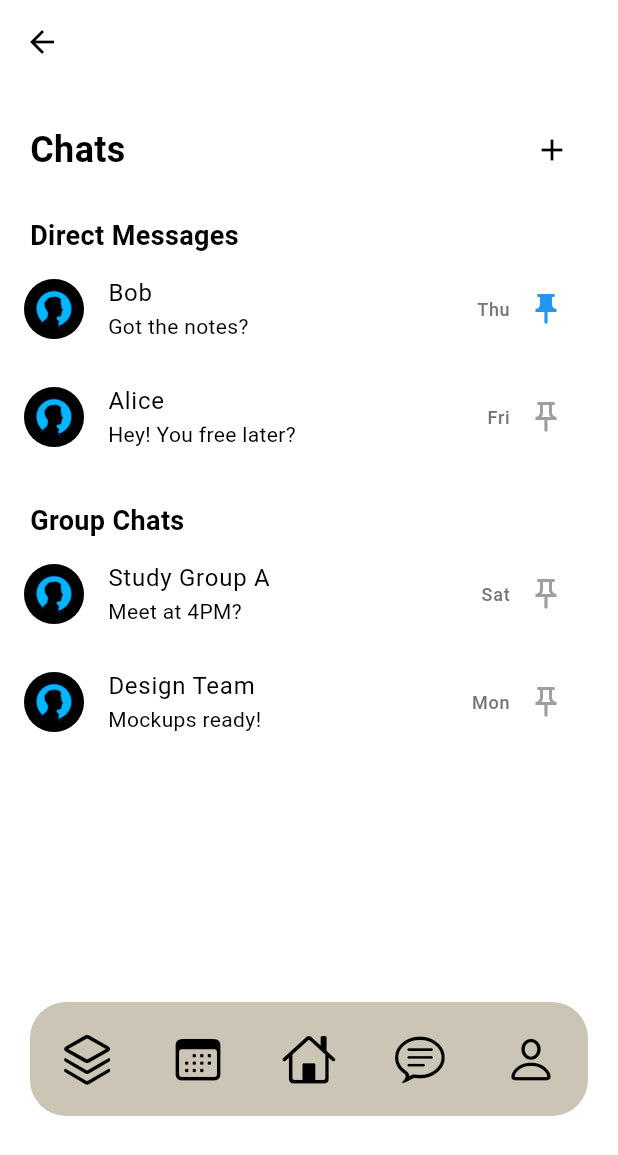
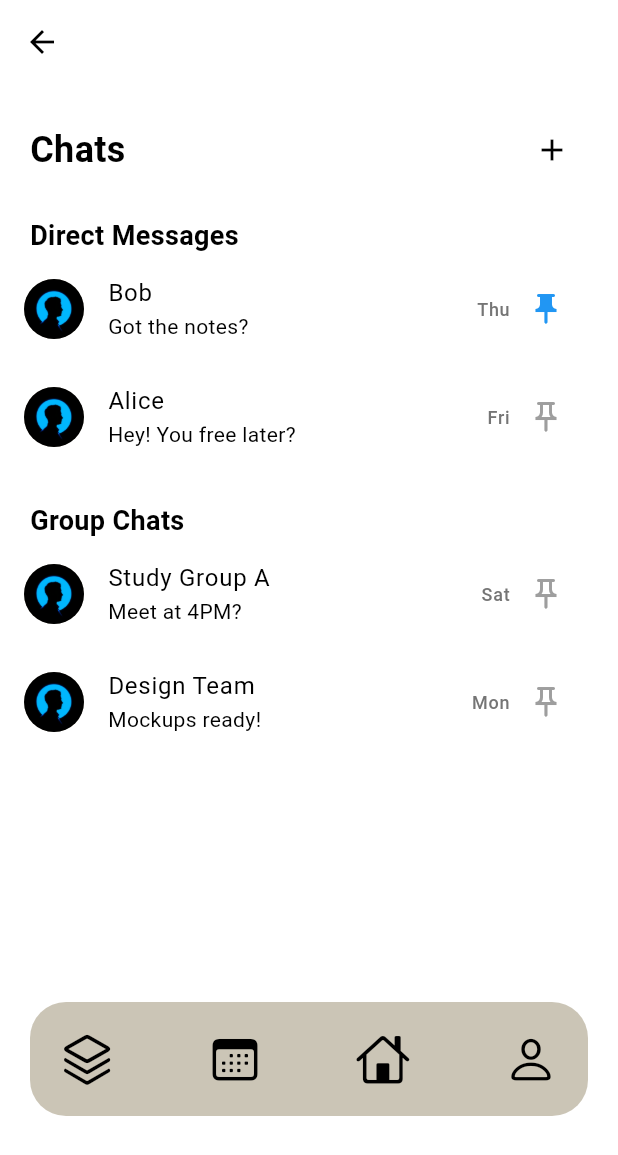
Before and after one commit to studbudz/studbudz, a Flutter app: the ChatPage screen opened directly, on a phone screen of 412 x 824 dp. Shown: the top 1155 px of the screen. Run offline on Flutter 3.47's test engine with Material 3 defaults, Android fonts, the phone set to English and light mode, and no system bars; our stand-ins replace awesome_notifications, flutter_map, flutter_secure_storage, image_picker, video_player; missing offline and left inert: bip39; accounts and stored records are empty; network calls fail; statements that could not run were skipped; project files that could hold a hidden picture were left out.

```diff
--- a/server/lib/queries.json
+++ b/server/lib/queries.json
@@ -17,5 +17,6 @@
     "isFollowing": "SELECT 1 FROM follower WHERE user_id = ? AND follower_id = ?",
     "getUserById": "SELECT user_id, username, user_bio, account_type, user_avatar, user_private, joined_at, (SELECT COUNT(*) FROM follower WHERE user_id = ?) AS followers_count FROM user WHERE user_id = ?",
     "getUserPosts": "SELECT CASE WHEN p.event_id IS NOT NULL THEN 'event' WHEN p.post_url IS NOT NULL THEN 'media' ELSE 'text' END AS type, s.subject_name AS subject, p.post_content, p.post_url AS file, p.event_id AS event_id, e.event_name, e.event_image, e.event_description, e.event_location_name, e.event_start_at, e.event_end_at, e.event_private, p.post_private, u.user_id, u.username, u.user_avatar, p.post_created_at FROM post p LEFT JOIN user u ON p.user_id = u.user_id LEFT JOIN subject s ON p.subject_id = s.subject_id LEFT JOIN event e ON p.event_id = e.event_id WHERE p.user_id = ? ORDER BY p.post_created_at DESC",    "userJoinEvent": "INSERT INTO user_event(user_id, event_id) VALUES (?, ?)",
-    "getParticipantsCount": "SELECT COUNT(*) AS participants_count FROM user_event WHERE event_id = ?"
+    "getParticipantsCount": "SELECT COUNT(*) AS participants_count FROM user_event WHERE event_id = ?",
+    "getAllSubjects": "SELECT subject_id, subject_name FROM subject"
 }
--- a/studbudz/lib/UI/nav_bar.dart
+++ b/studbudz/lib/UI/nav_bar.dart
@@ -28,7 +28,7 @@ class _NavBarWidgetState extends State<NavBarWidget> {
     'Feed',
     'Home',
     'Schedule',
-    'Chat',
+    // 'Chat',
     'Profile'
         'Add Post',
   ];
@@ -102,25 +102,10 @@ class _NavBarWidgetState extends State<NavBarWidget> {
               IconButton(
                 onPressed: () {
                   setState(() {
-                    selectedIndex = 3;
-                  });
-                  print('Tapped on ${labels[3]}');
-                  notifier.setPage(AppPage.chat); // Navigate to FeedPage
-                },
-                icon: Icon(
-                  icons[3],
-                  size: iconSize,
-                  color:
-                      currentPage == AppPage.chat ? Colors.blue : Colors.black,
-                ),
-              ),
-              IconButton(
-                onPressed: () {
-                  setState(() {
                     selectedIndex = 4;
                   });
                   print('Tapped on ${labels[4]}');
-                  notifier.setPage(AppPage.profile);
+                  notifier.setPage(AppPage.chat);
                 },
                 icon: Icon(
                   icons[4],
@@ -130,6 +115,21 @@ class _NavBarWidgetState extends State<NavBarWidget> {
                       : Colors.black,
                 ),
               ),
+              //               IconButton(
+              //   onPressed: () {
+              //     setState(() {
+              //       selectedIndex = 3;
+              //     });
+              //     print('Tapped on ${labels[3]}');
+              //     notifier.setPage(AppPage.chat); // Navigate to FeedPage
+              //   },
+              //   icon: Icon(
+              //     icons[3],
+              //     size: iconSize,
+              //     color:
+              //         currentPage == AppPage.chat ? Colors.blue : Colors.black,
+              //   ),
+              // ),
             ],
           ),
         ),
--- a/studbudz/lib/config.dart
+++ b/studbudz/lib/config.dart
@@ -1,2 +1,2 @@
-const String address = '169.254.123.145:8080';
+const String address = '192.168.1.107:8080';
 bool logInCheck = true;
```
Also changed, not shown: server/lib/server.dart (+29 -32 lines), studbudz/lib/UI/profile_page.dart (+7 -1 lines), 4 other files.
